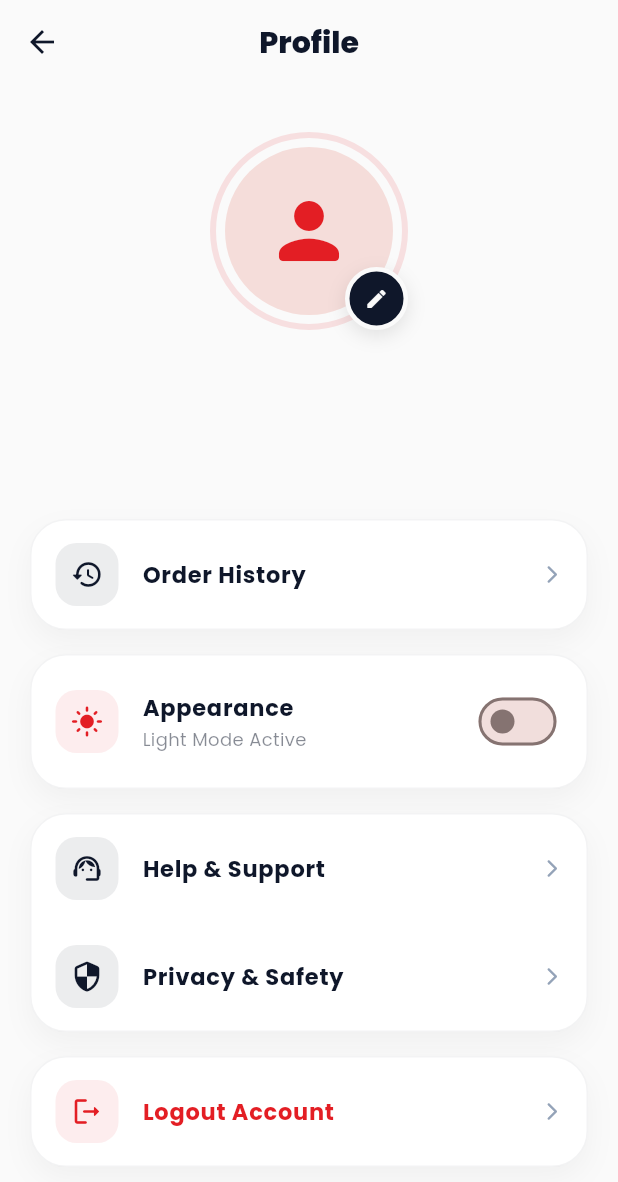
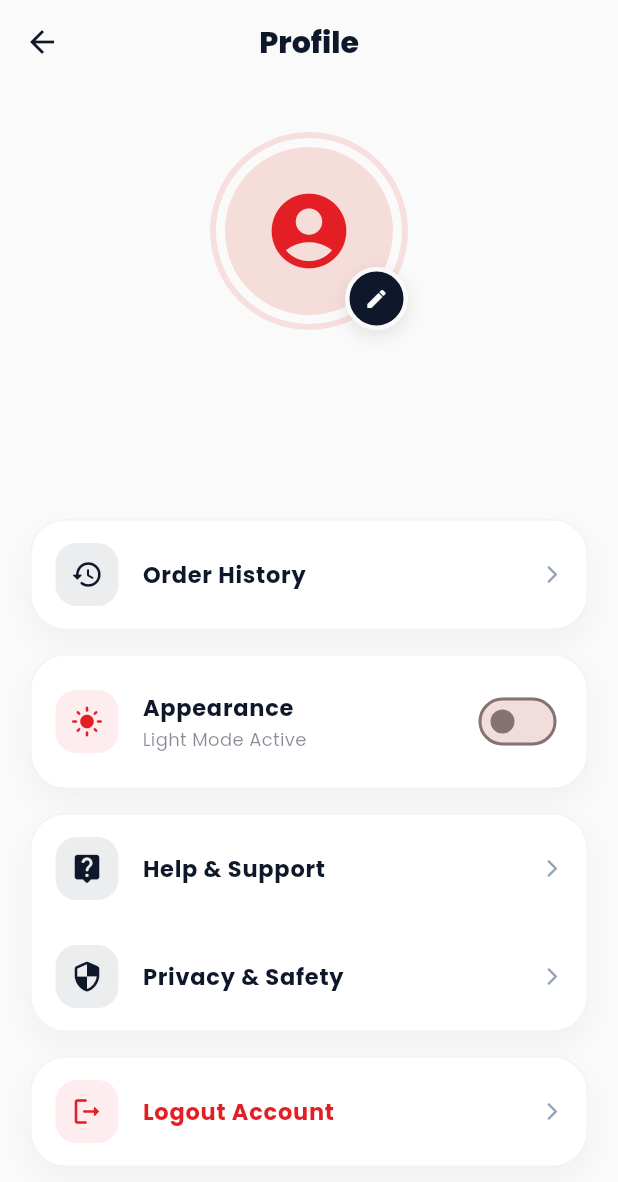
Before and after one commit to iamatishpatil/Restaurant-App-, a Flutter app: the screen it shows after launch, after a tap on the "person outline" icon, on a phone screen of 412 x 824 dp. Shown: the top 1182 px of the screen. Run offline on Flutter 3.47's test engine with Material 3 defaults, Android fonts, the phone set to English and light mode, and no system bars; drawn by our look-alikes of flutter_animate; our stand-ins replace cached_network_image, carousel_slider, geocoding, geolocator, google_fonts, lottie and 3 more; missing offline and left inert: mobile_scanner; accounts and stored records are empty; network calls fail.

Commit message:
style: comprehensive premium iconography upgrade across customer app
- Standardized navigation icons in main.dart with modern rounded variants.
- Upgraded icons in Cart, Dish Detail, Reservations, Profile, Login, and Notifications screens.
- Replaced generic Material icons with curated, descriptive rounded alternatives.
- Ensured consistent visual language and premium feel throughout all major user touchpoints. village

```diff
--- a/customer-app/customer_app/lib/main.dart
+++ b/customer-app/customer_app/lib/main.dart
@@ -281,9 +281,9 @@ class _MainScreenState extends State<MainScreen> {
           child: Row(
             mainAxisAlignment: MainAxisAlignment.spaceAround, // Better distribution
             children: [
-              _navItem(0, Icons.home_outlined, Icons.home_rounded, 'HOME', nav),
-              _navItem(1, Icons.event_available_outlined, Icons.event_available_rounded, 'BOOKINGS', nav),
-              _navItem(2, Icons.shopping_bag_outlined, Icons.shopping_bag_rounded, 'CART', nav),
+              _navItem(0, Icons.grid_view_outlined, Icons.grid_view_rounded, 'HOME', nav),
+              _navItem(1, Icons.restaurant_outlined, Icons.restaurant_rounded, 'BOOKINGS', nav),
+              _navItem(2, Icons.shopping_basket_outlined, Icons.shopping_basket_rounded, 'CART', nav),
               _navItem(3, Icons.receipt_long_outlined, Icons.receipt_long_rounded, 'ORDERS', nav),
             ],
           ),
--- a/customer-app/customer_app/lib/screens/cart_screen.dart
+++ b/customer-app/customer_app/lib/screens/cart_screen.dart
@@ -74,7 +74,7 @@ class _CartScreenState extends State<CartScreen> {
               color: AppColors.surface1,
               shape: BoxShape.circle,
             ),
-            child: Icon(Icons.shopping_cart_outlined, size: 60, color: AppColors.primary.withOpacity(0.3)),
+            child: Icon(Icons.shopping_basket_rounded, size: 60, color: AppColors.primary.withOpacity(0.3)),
           ).animate().scale(duration: 600.ms, curve: Curves.bounceOut),
           const SizedBox(height: 32),
           Text(
--- a/customer-app/customer_app/lib/screens/dish_detail_screen.dart
+++ b/customer-app/customer_app/lib/screens/dish_detail_screen.dart
@@ -129,8 +129,8 @@ class _DishDetailScreenState extends State<DishDetailScreen> {
                   Row(
                     mainAxisAlignment: MainAxisAlignment.spaceBetween,
                     children: [
-                      _buildInfoChip(Icons.timer_outlined, '25-30 min'),
-                      _buildInfoChip(Icons.local_fire_department_outlined, '450 kcal'),
+                      _buildInfoChip(Icons.schedule_rounded, '25-30 min'),
+                      _buildInfoChip(Icons.whatshot_rounded, '450 kcal'),
                       _buildInfoChip(Icons.star_rounded, '${widget.item.rating} Rating', color: Colors.amber),
                     ],
                   ).animate().fadeIn(delay: 300.ms).slideY(begin: 0.2, end: 0),
@@ -292,7 +292,7 @@ class _DishDetailScreenState extends State<DishDetailScreen> {
                 child: Row(
                   mainAxisAlignment: MainAxisAlignment.center,
                   children: [
-                    const Icon(Icons.shopping_bag_outlined, color: Colors.white, size: 20),
+                    const Icon(Icons.shopping_basket_rounded, color: Colors.white, size: 20),
                     const SizedBox(width: 10),
                     Text(
                       'Add to Bag',
--- a/customer-app/customer_app/lib/screens/login_screen.dart
+++ b/customer-app/customer_app/lib/screens/login_screen.dart
@@ -89,7 +89,7 @@ class _LoginScreenState extends State<LoginScreen> {
                   color: AppColors.primary.withOpacity(0.1),
                   shape: BoxShape.circle,
                 ),
-                child: Icon(_otpSent ? Icons.mark_email_read_rounded : Icons.phone_android_rounded, size: 60, color: AppColors.primary),
+                child: Icon(_otpSent ? Icons.verified_user_rounded : Icons.smartphone_rounded, size: 60, color: AppColors.primary),
               ),
               const SizedBox(height: 48),
               if (!_otpSent) ...[
--- a/customer-app/customer_app/lib/screens/notifications_screen.dart
+++ b/customer-app/customer_app/lib/screens/notifications_screen.dart
@@ -185,9 +185,9 @@ class _NotificationsScreenState extends State<NotificationsScreen> {
 
   IconData _getIcon(String type) {
     switch (type) {
-      case 'RESERVATION': return Icons.event_seat_rounded;
+      case 'RESERVATION': return Icons.table_restaurant_rounded;
       case 'ORDER': return Icons.receipt_long_rounded;
-      default: return Icons.notifications_rounded;
+      default: return Icons.notifications_active_rounded;
     }
   }
 
--- a/customer-app/customer_app/lib/screens/profile_screen.dart
+++ b/customer-app/customer_app/lib/screens/profile_screen.dart
@@ -58,7 +58,7 @@ class ProfileScreen extends StatelessWidget {
                         ]),
                         const SizedBox(height: 16),
                         _buildProfileCard([
-                          _buildProfileTile(context, Icons.support_agent_rounded, 'Help & Support', () => Navigator.push(context, MaterialPageRoute(builder: (_) => const SupportScreen()))),
+                          _buildProfileTile(context, Icons.live_help_rounded, 'Help & Support', () => Navigator.push(context, MaterialPageRoute(builder: (_) => const SupportScreen()))),
                           _buildProfileTile(context, Icons.security_rounded, 'Privacy & Safety', () {}),
                         ]),
                         const SizedBox(height: 16),
@@ -89,7 +89,7 @@ class ProfileScreen extends StatelessWidget {
                 color: AppColors.surface1,
                 shape: BoxShape.circle,
               ),
-              child: Icon(Icons.person_outline_rounded, size: 60, color: AppColors.primary.withOpacity(0.3)),
+              child: Icon(Icons.account_circle_rounded, size: 60, color: AppColors.primary.withOpacity(0.3)),
             ).animate().scale(duration: 600.ms, curve: Curves.bounceOut),
             const SizedBox(height: 40),
             Text(
@@ -136,7 +136,7 @@ class ProfileScreen extends StatelessWidget {
               child: CircleAvatar(
                 radius: 56,
                 backgroundColor: Theme.of(context).colorScheme.surfaceVariant,
-                child: const Icon(Icons.person_rounded, size: 60, color: AppColors.primary),
+                child: const Icon(Icons.account_circle_rounded, size: 60, color: AppColors.primary),
               ),
             ),
             GestureDetector(
--- a/customer-app/customer_app/lib/screens/reservations_screen.dart
+++ b/customer-app/customer_app/lib/screens/reservations_screen.dart
@@ -228,7 +228,7 @@ class _ReservationsScreenState extends State<ReservationsScreen> {
          child: FloatingActionButton.extended(
            onPressed: _showBookingModal,
            backgroundColor: AppColors.primary,
-           icon: const Icon(Icons.event_seat, color: Colors.white),
+           icon: const Icon(Icons.table_restaurant_rounded, color: Colors.white),
            label: const Text('Book Table', style: TextStyle(color: Colors.white, fontWeight: FontWeight.bold)),
          ),
        ) : null,
@@ -249,7 +249,7 @@ class _ReservationsScreenState extends State<ReservationsScreen> {
                 color: Color(0xFFF9FAFB),
                 shape: BoxShape.circle,
               ),
-              child: Icon(Icons.lock_outline_rounded, size: 60, color: AppColors.primary.withOpacity(0.3)),
+              child: Icon(Icons.lock_person_rounded, size: 60, color: AppColors.primary.withOpacity(0.3)),
             ).animate().scale(duration: 600.ms, curve: Curves.bounceOut),
             const SizedBox(height: 32),
             Text(
--- a/customer-app/customer_app/lib/widgets/category_item.dart
+++ b/customer-app/customer_app/lib/widgets/category_item.dart
@@ -53,15 +53,18 @@ class CravyoCategoryItem extends StatelessWidget {
               ),
               child: Center(
                 child: imageUrl != null && imageUrl!.isNotEmpty
-                    ? Image.network(
-                        imageUrl!,
-                        height: 38,
-                        width: 38,
-                        fit: BoxFit.contain,
-                        errorBuilder: (c, e, s) => Icon(
-                          icon,
-                          color: isSelected ? Colors.white : AppColors.primary,
-                          size: 30,
+                    ? ClipRRect(
+                        borderRadius: BorderRadius.circular(14),
+                        child: Image.network(
+                          imageUrl!,
+                          height: 44,
+                          width: 44,
+                          fit: BoxFit.cover,
+                          errorBuilder: (c, e, s) => Icon(
+                            icon,
+                            color: isSelected ? Colors.white : AppColors.primary,
+                            size: 30,
+                          ),
                         ),
                       )
                     : Icon(
```
Also changed, not shown: customer-app/customer_app/lib/screens/home_screen.dart (+16 -1 lines).
